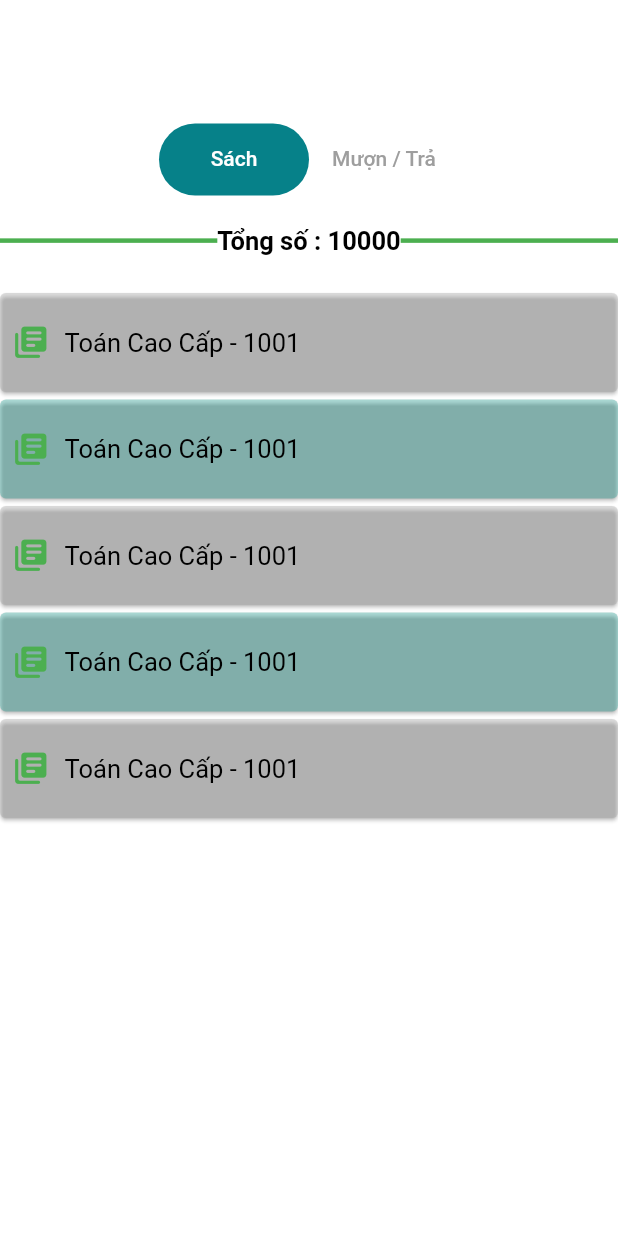
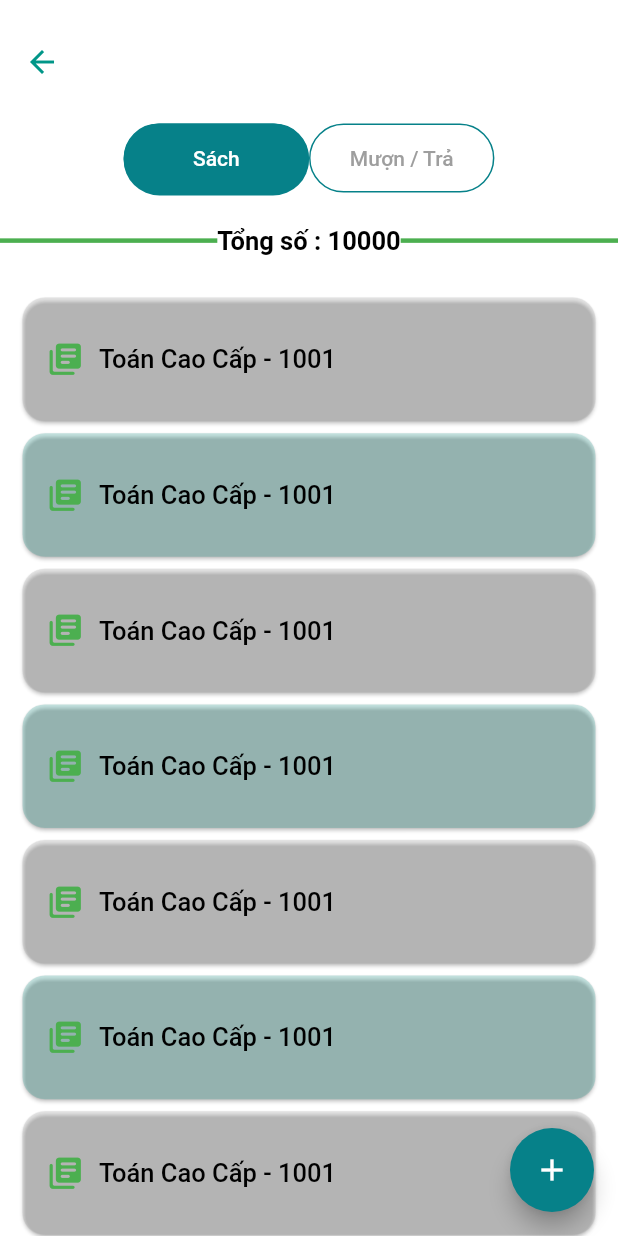
Before and after one commit to haongo00/AppTV, a Flutter app: the InputView screen opened by its route, on a phone screen of 412 x 824 dp. Run offline on Flutter 3.47's test engine with Material 2 defaults, Android fonts, the phone set to English and light mode, and no system bars; our stand-ins replace dio, flutter_bloc, flutter_form_builder, flutter_modular, fluttertoast, shared_preferences; accounts and stored records are empty; Roboto replaces fonts that are missing (Quicksand); statements that could not run were skipped.

Commit message:
nhap lieu

```diff
--- a/lib/app/home/home.module.dart
+++ b/lib/app/home/home.module.dart
@@ -1,10 +1,12 @@
 import 'package:app_tv/app/home/home.view.dart';
 import 'package:app_tv/app/home/library/nhap-lieu/input.view.dart';
+import 'package:app_tv/app/home/library/nhap-lieu/sach/new-book/new-book.view.dart';
 import 'package:flutter_modular/flutter_modular.dart';
 
 class HomeModule extends ChildModule {
   static Inject get to => Inject<HomeModule>.of();
   static String inputView = "/input";
+  static String newBookView = "/new-book";
 
   // Provide a list of dependencies to inject into your project
   @override
@@ -15,6 +17,8 @@ class HomeModule extends ChildModule {
   List<ModularRouter> get routers => [
     ModularRouter('/', child: (context, args) => HomeWidget()),
     ModularRouter(inputView, child: (context, args) => InputView()),
+    ModularRouter(newBookView, child: (context, args) => NewBookView()),
+
 
   ];
 }
--- a/lib/app/home/library/nhap-lieu/input.view.dart
+++ b/lib/app/home/library/nhap-lieu/input.view.dart
@@ -15,6 +15,9 @@ class _InputViewState extends State<InputView> {
         length: 2,
         child: Scaffold(
           appBar: AppBar(
+            leading: BackButton(
+              color: Colors.teal,
+            ),
             elevation: 0,
             toolbarHeight: SizeConfig.blockSizeVertical * 10,
             backgroundColor: Colors.white,
@@ -28,16 +31,28 @@ class _InputViewState extends State<InputView> {
               isScrollable: true,
               indicatorWeight: 2.0,
               tabs: [
-                SizedBox(
-                  width: 100,
-                  child: Tab(
-                    text: "Sách",
+                Tab(
+                  child: Container(
+                    width: SizeConfig.blockSizeHorizontal * 30,
+                    decoration: BoxDecoration(
+                        borderRadius: BorderRadius.circular(50),
+                        border: Border.all(color:Color(0xff068189), width: 1)),
+                    child: Align(
+                      alignment: Alignment.center,
+                      child: Text("Sách"),
+                    ),
                   ),
                 ),
-                SizedBox(
-                  width: 100,
-                  child: Tab(
-                    text: "Mượn / Trả",
+                Tab(
+                  child: Container(
+                    width: SizeConfig.blockSizeHorizontal * 30,
+                    decoration: BoxDecoration(
+                        borderRadius: BorderRadius.circular(50),
+                        border: Border.all(color:Color(0xff068189), width: 1)),
+                    child: Align(
+                      alignment: Alignment.center,
+                      child: Text("Mượn / Trả"),
+                    ),
                   ),
                 ),
               ],
--- a/lib/app/home/library/nhap-lieu/sach/list-book.view.dart
+++ b/lib/app/home/library/nhap-lieu/sach/list-book.view.dart
@@ -1,4 +1,7 @@
+import 'package:app_tv/app/home/home.module.dart';
+import 'package:app_tv/utils/screen_config.dart';
 import 'package:flutter/material.dart';
+import 'package:flutter_modular/flutter_modular.dart';
 
 class ListBookView extends StatefulWidget {
   @override
@@ -9,6 +12,15 @@ class _ListBookViewState extends State<ListBookView> {
   @override
   Widget build(BuildContext context) {
     return Scaffold(
+      floatingActionButton: FloatingActionButton(
+        backgroundColor: Color(0xff068189),
+        foregroundColor: Colors.black,
+        onPressed: () {
+          Modular.link.pushNamed(HomeModule.newBookView);
+          // Respond to button press
+        },
+        child: Icon(Icons.add, color: Colors.white),
+      ),
       body: SingleChildScrollView(
         child: Column(
           children: [
@@ -22,7 +34,8 @@ class _ListBookViewState extends State<ListBookView> {
                     height: 3,
                   ),
                 ),
-                Text("Tổng số : 10000",style: TextStyle(color: Colors.black, fontSize: 17, fontWeight: FontWeight.bold)),
+                Text("Tổng số : 10000",
+                    style: TextStyle(color: Colors.black, fontSize: 17, fontWeight: FontWeight.bold)),
                 Expanded(
                   child: Container(
                     color: Colors.green,
@@ -33,14 +46,21 @@ class _ListBookViewState extends State<ListBookView> {
               ],
             ),
             SizedBox(height: 20),
-            ...List.generate(5, (index) {
+            ...List.generate(50, (index) {
               return Card(
-                margin: EdgeInsets.only(top: 5.0),
-                color: (index % 2 == 0) ? Colors.grey.withOpacity(0.3) : Colors.teal.withOpacity(0.3),
-                child: Padding(
-                  padding: const EdgeInsets.all(8.0),
+                elevation: 1.0,
+                shape: RoundedRectangleBorder(
+                  borderRadius: BorderRadius.circular(15.0),
+                ),
+                margin: EdgeInsets.only(top : 8.0,right: 15.0,left: 15.0),
+                color: (index % 2 == 0) ? Colors.grey.withOpacity(0.2) : Colors.teal.withOpacity(0.2),
+                child: FlatButton(
+                  shape: RoundedRectangleBorder(
+                    borderRadius: BorderRadius.circular(15.0),
+                  ),
+                  onPressed: () {},
                   child: Container(
-                    height: 50,
+                    height: SizeConfig.blockSizeVertical*10,
                     child: Row(
                       children: [
                         Icon(
@@ -49,7 +69,7 @@ class _ListBookViewState extends State<ListBookView> {
                           size: 25,
                         ),
                         SizedBox(width: 10.0),
-                        Text("Toán Cao Cấp - 1001",style: TextStyle(color: Colors.black, fontSize: 17)),
+                        Text("Toán Cao Cấp - 1001", style: TextStyle(color: Colors.black, fontSize: 17)),
                       ],
                     ),
                   ),
```
Also changed, not shown: lib/app/home/library/nhap-lieu/muon-tra/borrow.view.dart (added, +13 -0 lines), lib/app/home/library/nhap-lieu/sach/new-book/new-book.view.dart (added, +73 -0 lines), 2 other files.
